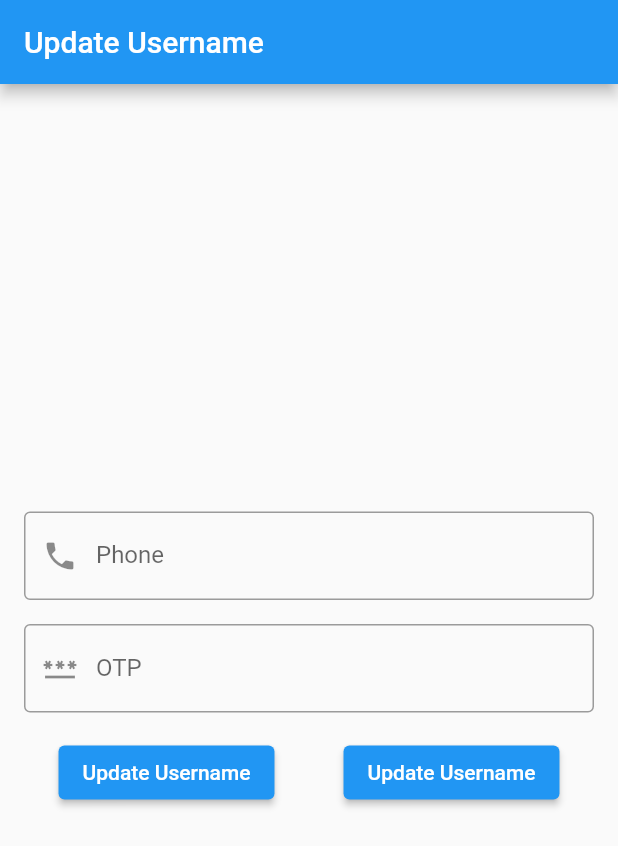
After one commit to fbede/Buddies-and-Sports, a Flutter app: the PhoneAuthPage screen opened by its route, on a phone screen of 412 x 824 dp. The commit adds this screen. Shown: the top 846 px of the screen. Run offline on Flutter 3.47's test engine with Material 2 defaults, Android fonts, the phone set to English and light mode, and no system bars; our stand-ins replace firebase_auth, firebase_core, get_it, go_router, shared_preferences; accounts and stored records are empty.

Commit message:
started phone auth

```diff
--- a/buddies_and_sports/lib/router/route_names.dart
+++ b/buddies_and_sports/lib/router/route_names.dart
@@ -5,6 +5,7 @@ class Routes {
   static const phoneAuth = '/phoneAuth';
   static const verify = 'verify';
   static const selectInterest = '/selectInterest';
+  static const updateUsername = '/updateUsername';
 
   //app routes
   static const home = '/';
--- a/buddies_and_sports/lib/screens/auth/login_page.dart
+++ b/buddies_and_sports/lib/screens/auth/login_page.dart
@@ -104,7 +104,7 @@ class _SignInPageState extends State<SignInPage> {
       );
 
   Widget _buildPhoneButton() => ElevatedButton(
-        onPressed: () => signInWithEmail(),
+        onPressed: () => context.pushNamed(Routes.phoneAuth),
         child: const Text(UserText.Sign_In_With_Phone),
       );
 
--- /dev/null
+++ b/buddies_and_sports/lib/screens/auth/phone_auth_page.dart
@@ -0,0 +1,127 @@
+import 'package:buddies_and_sports/utils/exceptions/exception_handler.dart';
+import 'package:buddies_and_sports/utils/strings.dart';
+import 'package:firebase_auth/firebase_auth.dart';
+import 'package:flutter/material.dart';
+import 'package:go_router/go_router.dart';
+
+class PhoneAuthPage extends StatefulWidget {
+  const PhoneAuthPage({super.key});
+
+  @override
+  State<PhoneAuthPage> createState() => _PhoneAuthPageState();
+}
+
+class _PhoneAuthPageState extends State<PhoneAuthPage> {
+  bool isLoading = false;
+  bool showOtp = false;
+  int numberOfTimesOTPIsSent = 0;
+  final phoneController = TextEditingController();
+  final otpController = TextEditingController();
+
+  @override
+  void dispose() {
+    phoneController.dispose();
+    otpController.dispose();
+    super.dispose();
+  }
+
+  @override
+  Widget build(BuildContext context) {
+    return Scaffold(
+      appBar: AppBar(title: const Text(UserText.Update_Username)),
+      body: Padding(
+        padding: const EdgeInsets.symmetric(horizontal: 16),
+        child: Center(
+          child: Column(
+            mainAxisSize: MainAxisSize.min,
+            children: [
+              _buildPhoneNumberField(),
+              Visibility(
+                visible: !showOtp,
+                child: const SizedBox(height: 16),
+              ),
+              _buildOTPField(),
+              Visibility(
+                visible: !showOtp,
+                child: const SizedBox(height: 16),
+              ),
+              _buildButtons(),
+            ],
+          ),
+        ),
+      ),
+    );
+  }
+
+  Widget _buildButtons() {
+    return Row(
+      mainAxisAlignment: MainAxisAlignment.spaceAround,
+      children: [
+        ElevatedButton(
+          onPressed: () => updateUserName(),
+          child: !isLoading
+              ? const Text(UserText.Update_Username)
+              : const CircularProgressIndicator(
+                  color: Colors.white,
+                ),
+        ),
+        ElevatedButton(
+          onPressed: () => updateUserName(),
+          child: !isLoading
+              ? const Text(UserText.Update_Username)
+              : const CircularProgressIndicator(
+                  color: Colors.white,
+                ),
+        ),
+      ],
+    );
+  }
+
+  Widget _buildOTPField() {
+    return TextFormField(
+      decoration: const InputDecoration(
+          border: OutlineInputBorder(),
+          label: Text(UserText.OTP),
+          prefixIcon: Icon(Icons.password)),
+      controller: otpController,
+      keyboardType: TextInputType.number,
+    );
+  }
+
+  TextFormField _buildPhoneNumberField() {
+    return TextFormField(
+      decoration: const InputDecoration(
+        border: OutlineInputBorder(),
+        label: Text(UserText.Phone),
+        hintText: UserText.phone_hint,
+        prefixIcon: Icon(Icons.phone),
+      ),
+      controller: phoneController,
+      keyboardType: TextInputType.phone,
+    );
+  }
+
+  void updateUserName() async {
+    final messenger = ScaffoldMessenger.of(context);
+    final router = GoRouter.of(context);
+    isLoading = true;
+    setState(() {});
+
+    try {
+      await FirebaseAuth.instance.currentUser!
+          .updateDisplayName(phoneController.text);
+      router.pop();
+      messenger.showSnackBar(
+        const SnackBar(content: Text(UserText.Username_Updated)),
+      );
+    } on Exception catch (e) {
+      final errorMessage = ExceptionHandler.errorMessageFromError(exception: e);
+      ScaffoldMessenger.of(context).showSnackBar(
+        SnackBar(content: Text(errorMessage)),
+      );
+    } finally {
+      isLoading = false;
+      setState(() {});
+    }
+  }
+}
--- a/buddies_and_sports/lib/utils/strings.dart
+++ b/buddies_and_sports/lib/utils/strings.dart
@@ -12,6 +12,7 @@ class UserText {
   static const Password = 'Password';
   static const Sign_In = 'Sign In';
   static const Register = 'Register';
+  static const OTP = 'OTP';
   static const Have_Account_Qmark_ = 'Have Account? ';
   static const No_Account_Qmark_ = 'No Account? ';
   static const Sign_In_With_Phone = 'Sign In With Phone';
@@ -29,6 +30,9 @@ class UserText {
       'Please Select at least one Interest';
   static const Update_Username = 'Update Username';
   static const Username = 'Username';
+  static const Username_Updated = 'Username Updated';
+  static const Phone = 'Phone';
+  static const phone_hint = '+234 123 456 7890';
 }
 
 class PrefKeys {
```
Also changed, not shown: buddies_and_sports/lib/router/router.dart (+9 -1 lines), buddies_and_sports/lib/screens/auth/update_username_page.dart (+10 -9 lines), buddies_and_sports/lib/screens/auth/verification_page.dart (+6 -7 lines), buddies_and_sports/lib/screens/settings_page.dart (+11 -10 lines).
